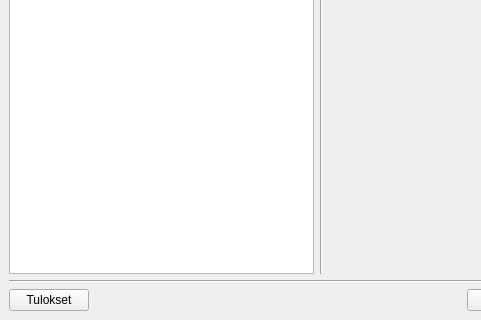
Qt form gui/form/tulosform.ui (Hatell/Tulospalvelu) before a commit; both pictures show x 0 to 481 and y 185 to 505 of the 642 by 505 pixel window.
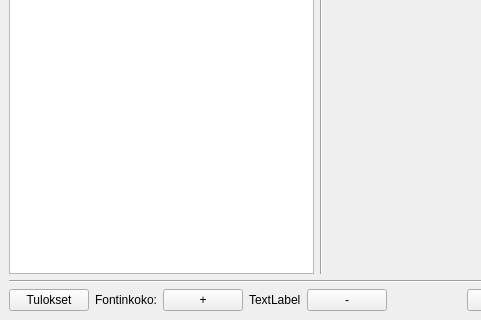
The same form after that commit.

Commit message:
Lisätty TulosForm:n fontin koon muuttaminen.
Fontin koon muuttaminen tapahtuu plus tai miinus nappia painamalla sekä
pikanäppäimillä Ctrl + Plus ja Ctrl + Miinus.

Patch:
```diff
--- a/gui/form/tulosform.ui
+++ b/gui/form/tulosform.ui
@@ -217,6 +217,34 @@
            </property>
           </widget>
          </item>
+         <item>
+          <widget class="QLabel" name="label_7">
+           <property name="text">
+            <string>Fontinkoko:</string>
+           </property>
+          </widget>
+         </item>
+         <item>
+          <widget class="QPushButton" name="zoomInButton">
+           <property name="text">
+            <string>+</string>
+           </property>
+          </widget>
+         </item>
+         <item>
+          <widget class="QLabel" name="pointSizeLabel">
+           <property name="text">
+            <string>TextLabel</string>
+           </property>
+          </widget>
+         </item>
+         <item>
+          <widget class="QPushButton" name="zoomOutButton">
+           <property name="text">
+            <string>-</string>
+           </property>
+          </widget>
+         </item>
          <item>
           <spacer name="horizontalSpacer">
            <property name="orientation">
```
The commit also changes 2 other files.
